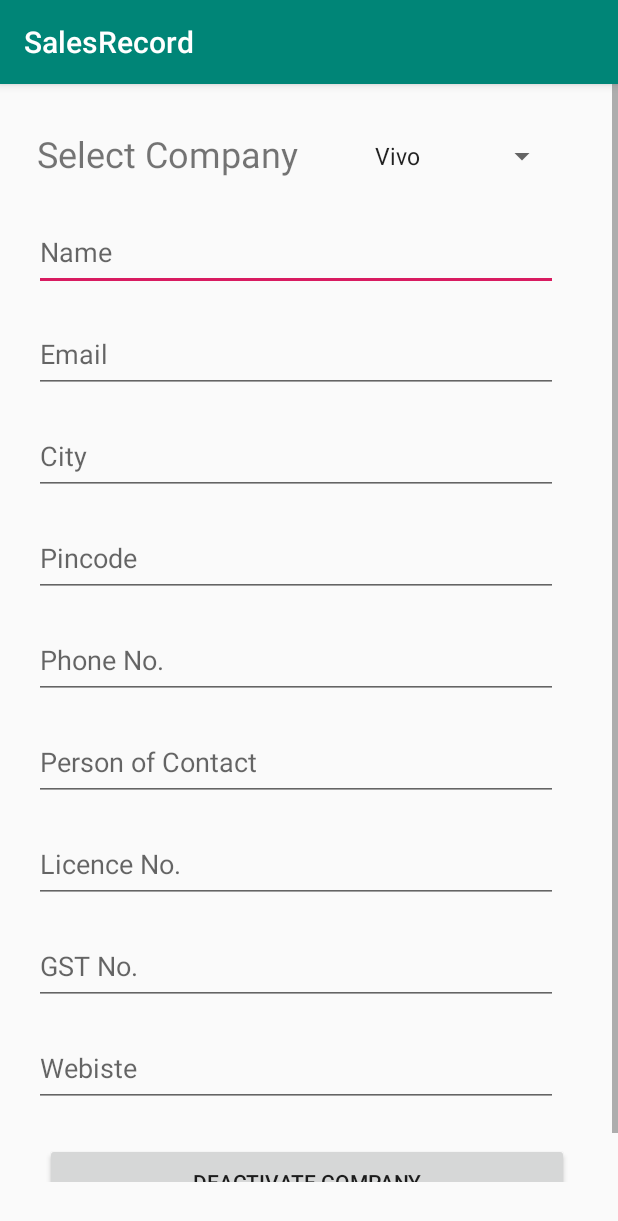
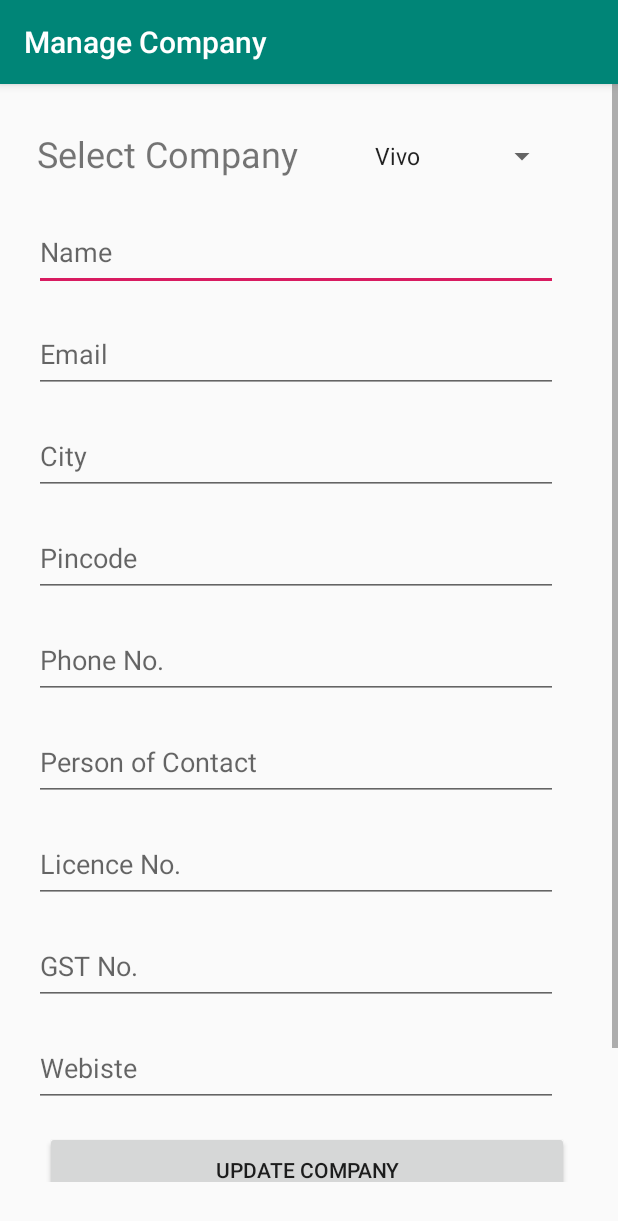
Before and after one commit to meetxpress/SalesRecord-v1.0.0, an Android app: the ManageCompany screen opened directly, with no data from a screen before it, on a phone screen of 412 x 824 dp. Shown: the top 1221 px of the screen. Run offline under Robolectric (Android 15) with nearby library versions, the phone set to English and light mode, and no system bars.

Commit message:
Trust me I made some changes.

```diff
--- a/app/src/main/res/layout/activity_manage_company.xml
+++ b/app/src/main/res/layout/activity_manage_company.xml
@@ -206,6 +206,21 @@
                 app:layout_constraintTop_toBottomOf="@+id/btnRegisterCompany" />
 
             <Button
+                android:id="@+id/btnUpdateComp"
+                android:layout_width="349dp"
+                android:layout_height="52dp"
+                android:layout_marginStart="105dp"
+                android:layout_marginTop="8dp"
+                android:layout_marginEnd="100dp"
+                android:layout_marginBottom="8dp"
+                android:text="Update Company"
+                app:layout_constraintBottom_toTopOf="@+id/UpCompWebsite"
+                app:layout_constraintEnd_toEndOf="parent"
+                app:layout_constraintStart_toStartOf="parent"
+                app:layout_constraintTop_toBottomOf="@+id/btnDeleteComp" />
+            />
+
+            <Button
                 android:id="@+id/btnDeleteComp"
                 android:layout_width="349dp"
                 android:layout_height="52dp"
@@ -214,7 +229,7 @@
                 android:layout_marginEnd="100dp"
                 android:layout_marginBottom="8dp"
                 android:text="Deactivate Company"
-                app:layout_constraintBottom_toTopOf="parent"
+                app:layout_constraintBottom_toTopOf="@+id/btnUpdateComp"
                 app:layout_constraintEnd_toEndOf="parent"
                 app:layout_constraintStart_toStartOf="parent" />
 
--- a/app/src/main/res/layout/activity_register_company.xml
+++ b/app/src/main/res/layout/activity_register_company.xml
@@ -195,7 +195,7 @@
                 android:layout_marginEnd="100dp"
                 android:layout_marginBottom="8dp"
                 android:text="Register Company"
-                app:layout_constraintBottom_toTopOf="@id/OwnerAadharCard"
+                app:layout_constraintBottom_toTopOf="@id/CompWebsite"
                 app:layout_constraintEnd_toEndOf="parent"
                 app:layout_constraintStart_toStartOf="parent" />
 
--- a/app/src/main/res/values/strings.xml
+++ b/app/src/main/res/values/strings.xml
@@ -10,5 +10,4 @@
         <item>Samsung</item>
         <item>Xiaomi</item>
     </string-array>
-    <string name="title_activity_register_employee">RegisterEmployee</string>
 </resources>
```
Also changed, not shown: app/src/main/AndroidManifest.xml (+3 -6 lines), app/src/main/java/com/example/salesrecord/LoginActivity.kt (+4 -4 lines), app/src/main/java/com/example/salesrecord/ManageCompany.kt (+9 -10 lines).
